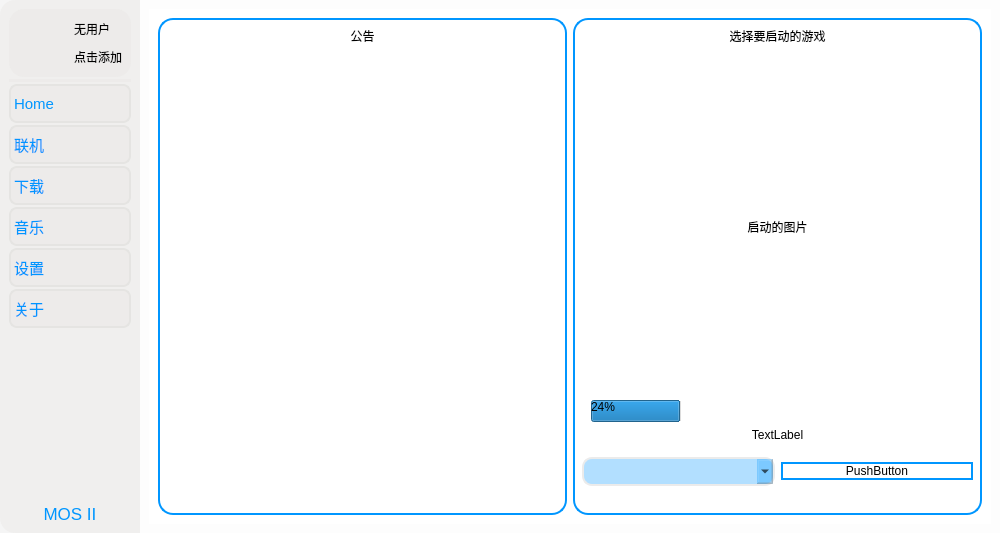
First picture: the form in UI/MOS_UI.ui, repository David-xian66/Minecraft-Optimal-Starter_2, before the edit.
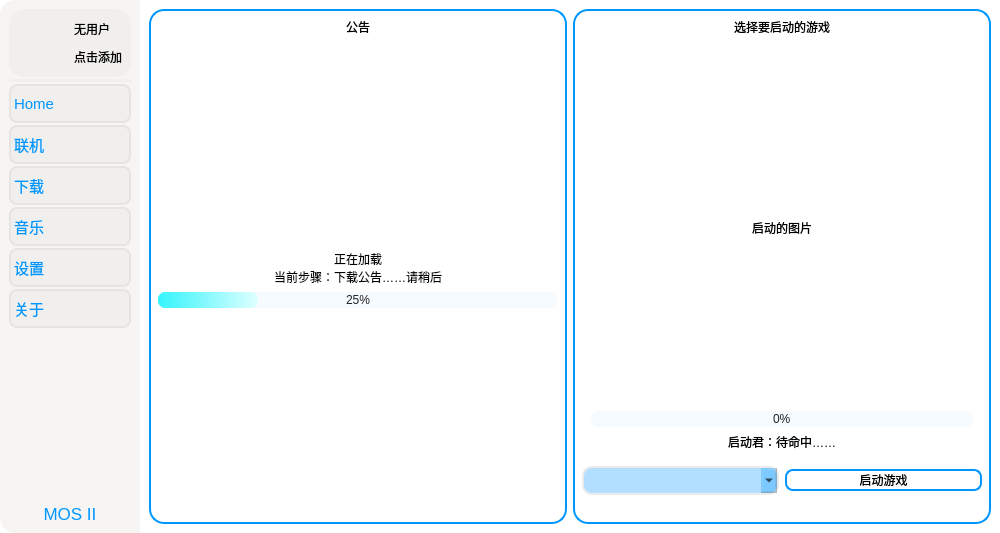
Second picture: the form after the edit. The open tabs and pages were chosen to show the change. Icons and pictures are not drawn.

Commit message: 6.9_UI更新

What changed in the file:
```diff
--- a/UI/MOS_UI.ui
+++ b/UI/MOS_UI.ui
@@ -23,7 +23,7 @@
    <string>MainWindow</string>
   </property>
   <property name="styleSheet">
-   <string notr="true">QMainwindow{
+   <string notr="true">QMainWindow{
 	border-radius:15px;
 	background-color: rgba(255, 255, 255, 0);
 }</string>
@@ -441,6 +441,9 @@
        <number>0</number>
       </property>
       <widget class="QWidget" name="page_gonggao">
+       <property name="styleSheet">
+        <string notr="true"/>
+       </property>
        <layout class="QVBoxLayout" name="verticalLayout">
         <item>
          <widget class="QScrollArea" name="scrollArea_page_gonggao">
@@ -471,20 +474,28 @@
              <height>509</height>
             </rect>
            </property>
+           <property name="styleSheet">
+            <string notr="true"/>
+           </property>
            <layout class="QGridLayout" name="gridLayout_16">
+            <property name="leftMargin">
+             <number>0</number>
+            </property>
+            <property name="topMargin">
+             <number>0</number>
+            </property>
+            <property name="rightMargin">
+             <number>0</number>
+            </property>
+            <property name="bottomMargin">
+             <number>0</number>
+            </property>
             <item row="0" column="0">
              <widget class="QWidget" name="widget_scrollArea_page_gonggao_left" native="true">
               <property name="styleSheet">
                <string notr="true">border:2px solid rgb(0, 150, 255);border-radius:15px;</string>
               </property>
               <layout class="QGridLayout" name="gridLayout_5">
-               <item row="1" column="0">
-                <widget class="QTextBrowser" name="textBrowser_gonggao_left_txt">
-                 <property name="styleSheet">
-                  <string notr="true">border-style:none;</string>
-                 </property>
-                </widget>
-               </item>
                <item row="0" column="0">
                 <widget class="QLabel" name="label_gonggao_left_txt">
                  <property name="styleSheet">
@@ -498,6 +509,132 @@
                  </property>
                 </widget>
                </item>
+               <item row="1" column="0">
+                <widget class="QStackedWidget" name="stackedWidget_gonggao">
+                 <property name="styleSheet">
+                  <string notr="true">border-style:none;</string>
+                 </property>
+                 <property name="currentIndex">
+                  <number>0</number>
+                 </property>
+                 <widget class="QWidget" name="page_gonggao_jiazai">
+                  <layout class="QGridLayout" name="gridLayout_20">
+                   <property name="leftMargin">
+                    <number>0</number>
+                   </property>
+                   <property name="topMargin">
+                    <number>0</number>
+                   </property>
+                   <property name="rightMargin">
+                    <number>0</number>
+                   </property>
+                   <property name="bottomMargin">
+                    <number>0</number>
+                   </property>
+                   <item row="0" column="0">
+                    <widget class="QTextBrowser" name="textBrowser_gonggao_left_txt">
+                     <property name="styleSheet">
+                      <string notr="true">border-style:none;</string>
+                     </property>
+                    </widget>
+                   </item>
+                  </layout>
+                 </widget>
+                 <widget class="QWidget" name="page_gonggao_jiazai_ing">
+                  <property name="styleSheet">
+                   <string notr="true">QProgressBar{
+	text-align: center;
+	border-style:none;
+	border-radius:7px;
+	color: rgb(33, 33, 33);
+}
+QProgressBar::chunk{
+	border-radius:7px;
+	background-color: qlineargradient(spread:reflect, x1:0, y1:0, x2:1, y2:0, stop:0 rgba(53, 244, 252, 255), stop:1 rgba(222, 255, 255, 255));
+}</string>
+                  </property>
+                  <layout class="QGridLayout" name="gridLayout_21">
+                   <property name="leftMargin">
+                    <number>0</number>
+                   </property>
+                   <property name="topMargin">
+                    <number>0</number>
+                   </property>
+                   <property name="rightMargin">
+                    <number>0</number>
+                   </property>
+                   <property name="bottomMargin">
+                    <number>0</number>
+                   </property>
+                   <item row="1" column="0">
+                    <widget class="QLabel" name="label_2">
+                     <property name="text">
+                      <string>正在加载
+当前步骤：下载公告……请稍后</string>
+                     </property>
+                     <property name="alignment">
+                      <set>Qt::AlignCenter</set>
+                     </property>
+                    </widget>
+                   </item>
+                   <item row="0" column="0">
+                    <spacer name="verticalSpacer_6">
+                     <property name="orientation">
+                      <enum>Qt::Vertical</enum>
+                     </property>
+                     <property name="sizeHint" stdset="0">
+                      <size>
+                       <width>20</width>
+                       <height>40</height>
+                      </size>
+                     </property>
+                    </spacer>
+                   </item>
+                   <item row="2" column="0">
+                    <widget class="QProgressBar" name="progressBar_2">
+                     <property name="styleSheet">
+                      <string notr="true">background-color: rgba(0, 150, 255, 10);height:15px;</string>
+                     </property>
+                     <property name="minimum">
+                      <number>0</number>
+                     </property>
+                     <property name="maximum">
+                      <number>100</number>
+                     </property>
+                     <property name="value">
+                      <number>25</number>
+                     </property>
+                     <property name="alignment">
+                      <set>Qt::AlignLeading|Qt::AlignLeft|Qt::AlignVCenter</set>
+                     </property>
+                     <property name="orientation">
+                      <enum>Qt::Horizontal</enum>
+                     </property>
+                     <property name="invertedAppearance">
+                      <bool>false</bool>
+                     </property>
+                     <property name="textDirection">
+                      <enum>QProgressBar::TopToBottom</enum>
+                     </property>
+                    </widget>
+                   </item>
+                   <item row="3" column="0">
+                    <spacer name="verticalSpacer_2">
+                     <property name="orientation">
+                      <enum>Qt::Vertical</enum>
+                     </property>
+                     <property name="sizeHint" stdset="0">
+                      <size>
+                       <width>20</width>
+                       <height>40</height>
+                      </size>
+                     </property>
+                    </spacer>
+                   </item>
+                  </layout>
+                 </widget>
+                </widget>
+               </item>
               </layout>
              </widget>
             </item>
@@ -518,7 +655,17 @@
 }
 /*QComboBox::down-arrow
 是 右面那个 
-*/</string>
+*/
+QProgressBar{
+	text-align: center;
+	border-style:none;
+	border-radius:7px;
+	color: rgb(33, 33, 33);
+}
+QProgressBar::chunk{
+	border-radius:7px;
+	background-color: qlineargradient(spread:reflect, x1:0, y1:0, x2:1, y2:0, stop:0 rgba(0, 224, 249, 255), stop:1 rgba(212, 255, 255, 255));
+}</string>
               </property>
               <layout class="QGridLayout" name="gridLayout_6">
                <item row="1" column="0" colspan="2">
@@ -543,7 +690,7 @@
                   <item row="3" column="1" colspan="3">
                    <widget class="QLabel" name="label_7">
                     <property name="text">
-                     <string>TextLabel</string>
+                     <string>启动君：待命中……</string>
                     </property>
                     <property name="alignment">
                      <set>Qt::AlignCenter</set>
@@ -579,10 +726,10 @@
                   <item row="2" column="0" colspan="5">
                    <widget class="QProgressBar" name="progressBar">
                     <property name="styleSheet">
-                     <string notr="true">border-style:none;</string>
+                     <string notr="true">background-color: rgba(0, 150, 255, 10);height:15px;</string>
                     </property>
                     <property name="value">
-                     <number>24</number>
+                     <number>0</number>
                     </property>
                    </widget>
                   </item>
@@ -604,8 +751,11 @@
                </item>
                <item row="2" column="1">
                 <widget class="QPushButton" name="pushButton__gonggao_start">
+                 <property name="styleSheet">
+                  <string notr="true">border-radius:8px;</string>
+                 </property>
                  <property name="text">
-                  <string>PushButton</string>
+                  <string>启动游戏</string>
                  </property>
                 </widget>
                </item>
```
The commit also changes 1 other file.
